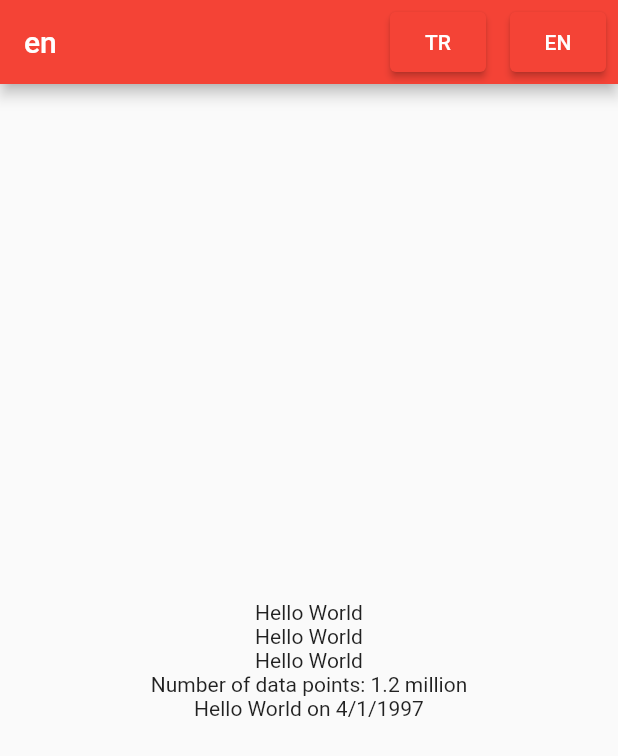
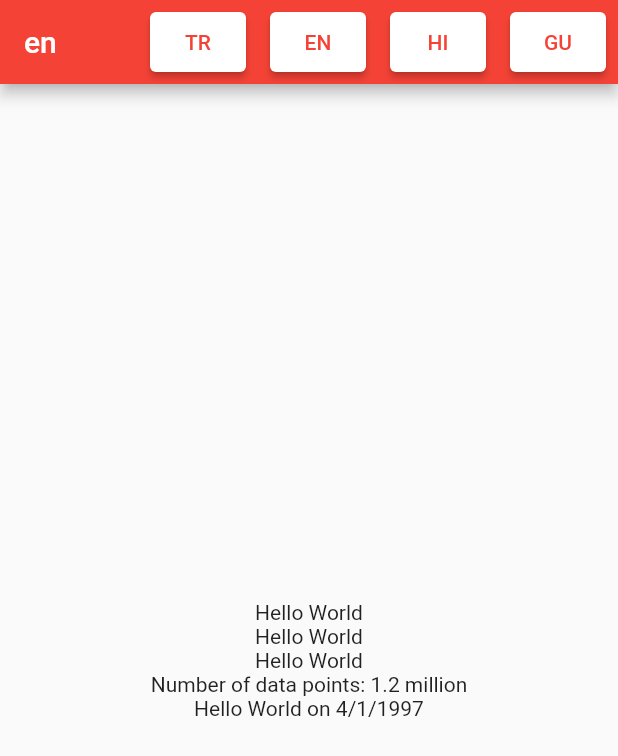
Before and after one commit to birhos/Flutter-Localization-With-Bloc, a Flutter app: the screen it shows after launch, after a tap on "EN", on a phone screen of 412 x 824 dp. Shown: the top 756 px of the screen. Run offline on Flutter 3.47's test engine with Material 2 defaults, Android fonts, the light colour scheme and no system bars; our stand-ins replace flutter_bloc; generated files the repository leaves out were written again.

Commit message:
basic changes
implement hindi ,gujarati

```diff
--- a/lib/src/enums/language.dart
+++ b/lib/src/enums/language.dart
@@ -3,6 +3,8 @@ import 'package:flutter/material.dart';
 enum Language {
   TR,
   EN,
+  HI,
+  GU,
 }
 
 extension LanguageExtension on Language {
@@ -13,6 +15,12 @@ extension LanguageExtension on Language {
 
       case Language.EN:
         return Locale("en", "US");
+
+      case Language.HI:
+        return Locale("hi", "HI");
+
+      case Language.GU:
+        return Locale("gu", "GU");
     }
   }
 }
--- a/lib/src/screens/home_screen.dart
+++ b/lib/src/screens/home_screen.dart
@@ -22,6 +22,8 @@ class _HomeScreenState extends State<HomeScreen> {
         actions: <Widget>[
           _buildButton('TR', Language.TR),
           _buildButton('EN', Language.EN),
+          _buildButton('HI', Language.HI),
+          _buildButton('GU', Language.GU),
         ],
       ),
 
@@ -58,7 +60,8 @@ class _HomeScreenState extends State<HomeScreen> {
 
             //
             Text(
-              AppLocalizations.of(context)!.helloWorldOn(DateTime.utc(1997, 04, 01)),
+              AppLocalizations.of(context)!
+                  .helloWorldOn(DateTime.utc(1997, 04, 01)),
             ),
           ],
         ),
@@ -70,6 +73,10 @@ class _HomeScreenState extends State<HomeScreen> {
     return Padding(
       padding: const EdgeInsets.all(8.0),
       child: ElevatedButton(
+        style: ElevatedButton.styleFrom(
+          backgroundColor: Colors.white,
+          foregroundColor: Colors.red,
+        ),
         child: Text(
           title,
         ),
```
Also changed, not shown: lib/l10n/app_gu.arb (added, +36 -0 lines), lib/l10n/app_hi.arb (added, +35 -0 lines), l10n.yaml (line endings or trailing spaces), pubspec.lock, 2 other files.
